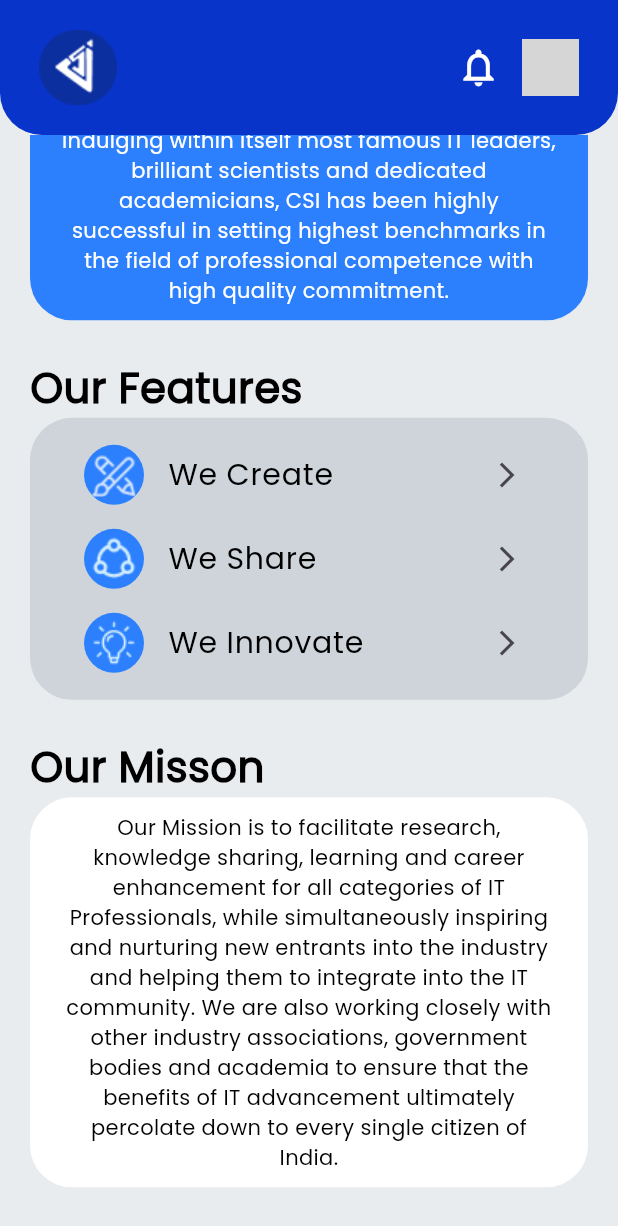
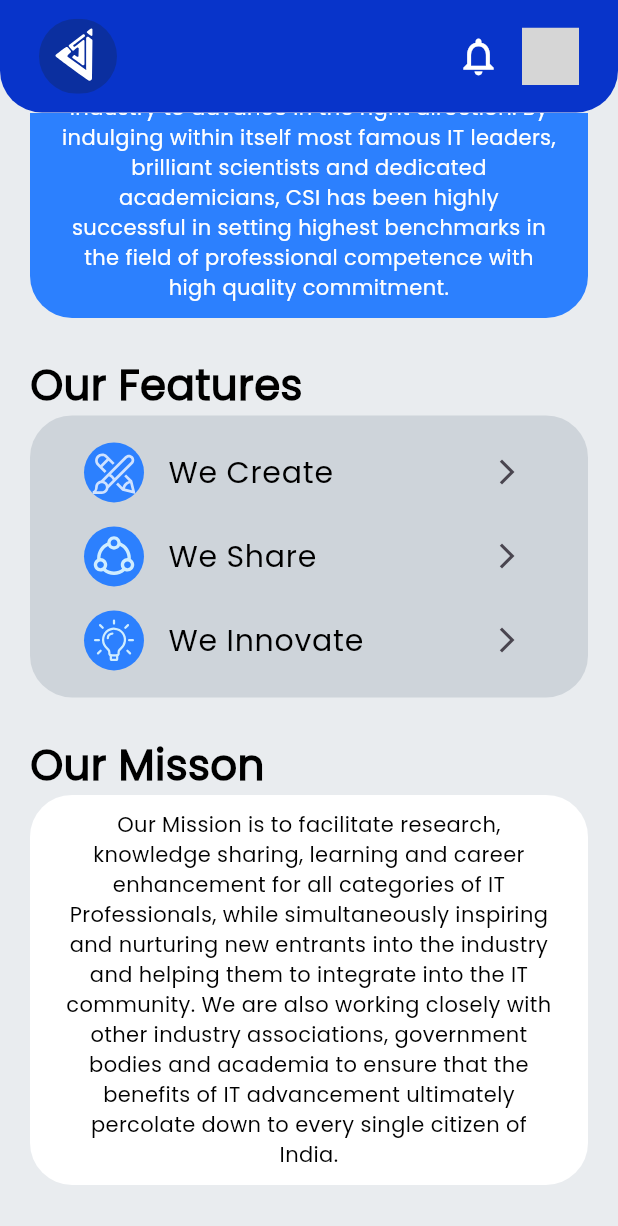
Before and after one commit to Naman2004singh/CSIstudentApp, a Flutter app: the screen it shows after launch, scrolled down 431 dp, on a phone screen of 412 x 824 dp. Shown: the top 1226 px of the screen. Run offline on Flutter 3.47's test engine with Material 3 defaults, Android fonts, the light colour scheme and no system bars; drawn by our look-alikes of rive; our stand-ins replace carousel_slider, flutter_riverpod, flutter_svg, font_awesome_flutter, go_router, photo_view; network calls fail; grey boxes are pictures that could not be loaded.

Commit message:
make some changes in the UI components

```diff
--- a/lib/pages/mobile/tabs/dashboard.dart
+++ b/lib/pages/mobile/tabs/dashboard.dart
@@ -45,6 +45,7 @@ class Dashboard extends ConsumerWidget {
                 physics: const NeverScrollableScrollPhysics(),
                 children: [
                   Card(
+                      color: AllColors.whiteColor,
                       shape: RoundedRectangleBorder(
                           borderRadius: BorderRadius.only(
                               bottomLeft: Radius.circular(borderRadius),
--- a/lib/utils/constants.dart
+++ b/lib/utils/constants.dart
@@ -13,7 +13,7 @@ class Constants {
   static const double insidepadding = 20.0;
   static const double smallPadding = 10.0;
   static const double avatarRadius = 50.0;
-  static const double appBarHeight = 90.0;
+  static const double appBarHeight = 75.0;
   static const double borderRadius = 28.0;
   static const double smallradius = 15.0;
   static const double backButtonSize = 32.0;
--- a/lib/utils/strings.dart
+++ b/lib/utils/strings.dart
@@ -1,13 +1,14 @@
 class AllStrings {
   static String logoCsi = "assets/logos/csiLogo.png";
+  static String logoCSiSvg = "assets/logos/csiLogo.svg";
 
   static String whoWeAre =
       "The COMPUTER SOCIETY OF INDIA (acronym as CSI) was formed in the year 1965. Since its inception, CSI has been the way for the IT industry to advance in the right direction. By indulging within itself most famous IT leaders, brilliant scientists and dedicated academicians, CSI has been highly successful in setting highest benchmarks in the field of professional competence with high quality commitment.";
 
   static List iconName = [
-    {"name": "We Create", "image": "assets/logos/edit.png"},
-    {"name": "We Share", "image": "assets/logos/share.png"},
-    {"name": "We Innovate", "image": "assets/logos/bulb.png"}
+    {"name": "We Create", "image": "assets/logos/edit.svg"},
+    {"name": "We Share", "image": "assets/logos/share.svg"},
+    {"name": "We Innovate", "image": "assets/logos/bulb.svg"}
   ];
 
   static String ourMisson =
--- a/lib/widgets/AppBar/appBar.dart
+++ b/lib/widgets/AppBar/appBar.dart
@@ -2,6 +2,7 @@ import 'package:csi_app/utils/colors.dart';
 import 'package:csi_app/utils/constants.dart';
 import 'package:csi_app/utils/strings.dart';
 import 'package:flutter/material.dart';
+import 'package:flutter_svg/flutter_svg.dart';
 import 'package:rive/rive.dart' hide Image;
 
 class Appbar extends StatefulWidget implements PreferredSizeWidget {
@@ -66,7 +67,7 @@ class _AppbarState extends State<Appbar> {
         child: Row(
           mainAxisAlignment: MainAxisAlignment.spaceBetween,
           children: [
-            Image.asset(AllStrings.logoCsi),
+            SvgPicture.asset(AllStrings.logoCSiSvg),
             Row(
               children: [
                 const Icon(
--- a/lib/widgets/AppBar/draweroption.dart
+++ b/lib/widgets/AppBar/draweroption.dart
@@ -39,7 +39,10 @@ class Draweroption extends StatelessWidget {
 urlLauncher(IconData icondata, String navigateUrl) {
   return IconButton(
       onPressed: () async {
-        await launchUrl(Uri.parse(navigateUrl));
+        final Uri uri = Uri.parse(navigateUrl);
+        if (!await launchUrl(uri, mode: LaunchMode.externalApplication)) {
+          throw Exception('Cound not Lauch');
+        }
       },
       icon: FaIcon(
         icondata,
--- a/lib/widgets/dashboard/our_features.dart
+++ b/lib/widgets/dashboard/our_features.dart
@@ -3,6 +3,7 @@ import 'package:csi_app/utils/strings.dart';
 import 'package:csi_app/utils/styles.dart';
 import 'package:flutter/material.dart';
 import 'package:csi_app/utils/constants.dart';
+import 'package:flutter_svg/flutter_svg.dart';
 
 class OurFeatures extends StatelessWidget {
   const OurFeatures({super.key});
@@ -28,7 +29,7 @@ class OurFeatures extends StatelessWidget {
         return ListTile(
           leading: CircleAvatar(
             backgroundColor: AllColors.mainColor,
-            child: Image.asset(value["image"]),
+            child: SvgPicture.asset(value["image"]),
           ),
           title: Text(
             value["name"],
--- a/pubspec.yaml
+++ b/pubspec.yaml
@@ -21,6 +21,7 @@ dependencies:
   go_router: ^14.8.1
   collection: ^1.18.0
   photo_view: ^0.15.0
+  flutter_svg: ^2.1.0
 
   #Icons
   cupertino_icons: ^1.0.8
```
Also changed, not shown: lib/widgets/AppBar/appdrawer.dart (+5 -4 lines), lib/widgets/event_components/description.dart (+6 -2 lines), assets/images/draweIcon.svg (added), assets/images/event1.png (deleted), assets/images/event2.png (deleted), assets/images/event3.png (deleted), assets/logos/bulb.png (deleted), assets/logos/bulb.svg (added), assets/logos/csiLogo.svg (added), assets/logos/edit.png (deleted), assets/logos/edit.svg (added), assets/logos/share.png (deleted), assets/logos/share.svg (added), pubspec.lock.
